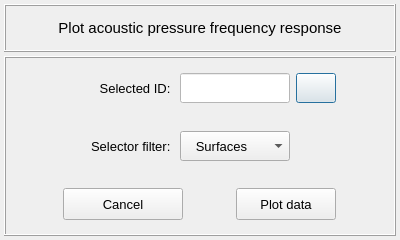
Before: the Qt Designer form vibra/interface/data/ui_files/plots/acoustic/plot_acoustic_pressure_frequency_response_input.ui in MOPT-UFSC/VIBRA, drawn with Qt 5.
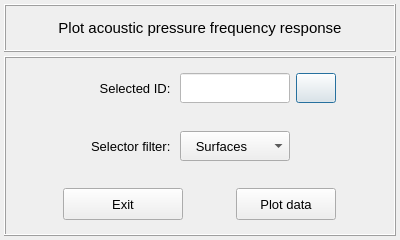
After: the same form once the commit is applied. Icons and pictures are not drawn.

Commit message: Replaces the Cancel text with Exit in the Close buttons

The edit to the form file:
```diff
--- a/vibra/interface/data/ui_files/plots/acoustic/plot_acoustic_pressure_frequency_response_input.ui
+++ b/vibra/interface/data/ui_files/plots/acoustic/plot_acoustic_pressure_frequency_response_input.ui
@@ -434,7 +434,7 @@
             <string notr="true"/>
            </property>
            <property name="text">
-            <string>Cancel</string>
+            <string>Exit</string>
            </property>
            <property name="flat">
             <bool>false</bool>
```
Left out of the diff: 2 changed lines with no effect on the pictures. The commit also changes 53 other files.
